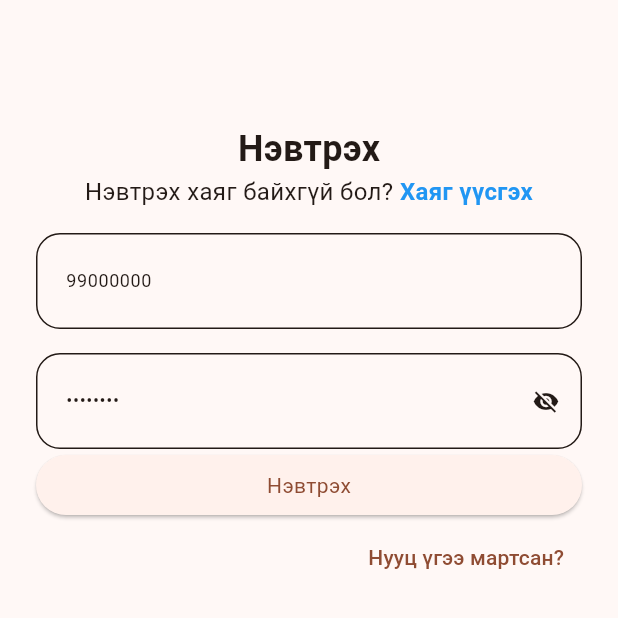
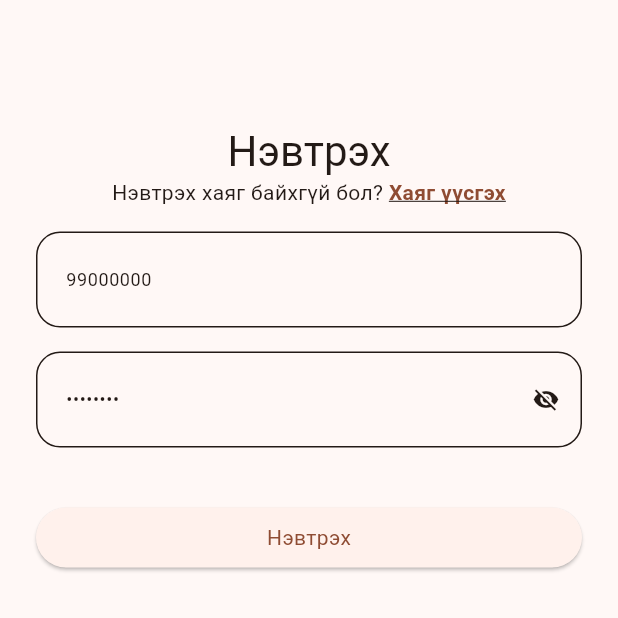
Before and after one commit to dokind/flutter-pagenation-animation, a Flutter app: the screen it shows after launch, on a phone screen of 412 x 824 dp, the top half of it. Run offline on Flutter 3.47's test engine with Material 2 defaults, Android fonts, the phone set to English and light mode, and no system bars; our stand-ins replace cached_network_image, flutter_animate; missing offline and left inert: very_good_infinite_list.

Commit message:
spacing and styling

```diff
--- a/lib/apps/auth/login_form.dart
+++ b/lib/apps/auth/login_form.dart
@@ -109,6 +109,7 @@ class _LoginFormState extends State<LoginForm> {
                   ),
                 ),
               ],
+              const SizedBox(height: 36.0),
 
               /// terms and conditions button
               ElevatedButton(
--- a/lib/apps/auth/views/auth_screen.dart
+++ b/lib/apps/auth/views/auth_screen.dart
@@ -46,16 +46,10 @@ class _AuthScreenState extends State<AuthScreen> {
 
   @override
   Widget build(BuildContext context) {
-    // final theme = context.watch<AppModel>().theme;
-    final auth = context.watch<AuthController>();
     return Scaffold(
-      extendBody: true,
-      extendBodyBehindAppBar: true,
-      // backgroundColor: $styles.colors.body,
       resizeToAvoidBottomInset: true,
-      body: Container(
-        child: Padding(
-          padding: EdgeInsets.symmetric(horizontal: 24.0),
+      body: Padding(
+        padding: const EdgeInsets.symmetric(horizontal: 24.0),
         child: SingleChildScrollView(
           physics: const ClampingScrollPhysics(),
           child: Column(
@@ -63,28 +57,23 @@ class _AuthScreenState extends State<AuthScreen> {
               SizedBox(height: MediaQuery.of(context).size.height * 0.1),
               Text(
                 _isRegisterScreen ? 'Хаяг үүсгэх' : 'Нэвтрэх',
-                  style: const TextStyle(
-                    fontSize: 24,
-                    fontWeight: FontWeight.bold,
-                  ),
+                style: Theme.of(context).textTheme.headlineMedium,
               ),
               Text.rich(
                 TextSpan(
                   text: _isRegisterScreen
                       ? 'Бүртгэлтэй бол? '
                       : 'Нэвтрэх хаяг байхгүй бол? ',
-                    style: const TextStyle(
-                      fontSize: 16,
-                    ),
+                  style: Theme.of(context).textTheme.bodyMedium,
                   children: [
                     TextSpan(
                       text: _isRegisterScreen ? 'Нэвтрэх' : 'Хаяг үүсгэх',
                       mouseCursor: SystemMouseCursors.click,
-                        recognizer: TapGestureRecognizer()
-                          ..onTap = toggleScreen,
-                        style: const TextStyle(
+                      recognizer: TapGestureRecognizer()..onTap = toggleScreen,
+                      style: Theme.of(context).textTheme.bodyMedium?.copyWith(
+                            color: Theme.of(context).colorScheme.primary,
                             fontWeight: FontWeight.bold,
-                          color: Colors.blue,
+                            decoration: TextDecoration.underline,
                           ),
                     ),
                   ],
@@ -97,24 +86,7 @@ class _AuthScreenState extends State<AuthScreen> {
                 formKey: _formKey,
                 isRegisterScreen: _isRegisterScreen,
               ),
-                _isRegisterScreen
-                    ? const SizedBox()
-                    : Align(
-                        alignment: Alignment.centerRight,
-                        child: TextButton(
-                          onPressed: () {
-                            // context.go(ForgotPasswordScreen.routeName);
-                          },
-                          child: Text(
-                            'Нууц үгээ мартсан?',
-                          ),
-                        ),
-                      ),
-                // VSpace(Insets.lg),
-
-                // VSpace(Insets.lg),
             ],
-            ),
           ),
         ),
       ),
```
Lines whose indentation alone changed are shown as unchanged.
